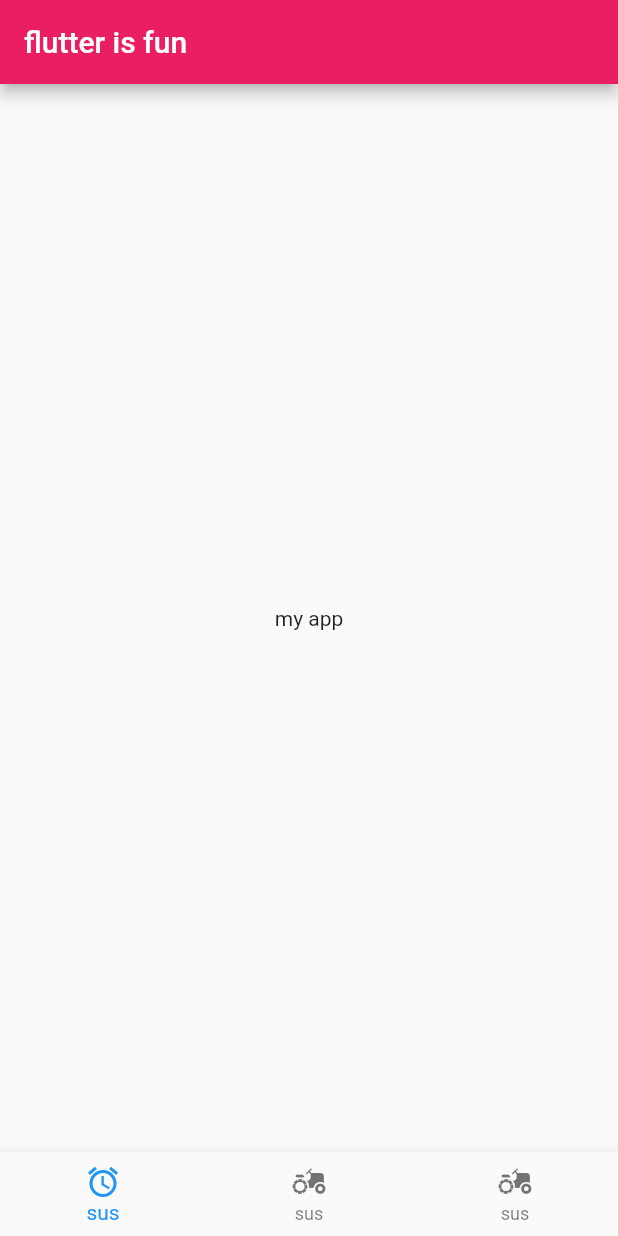
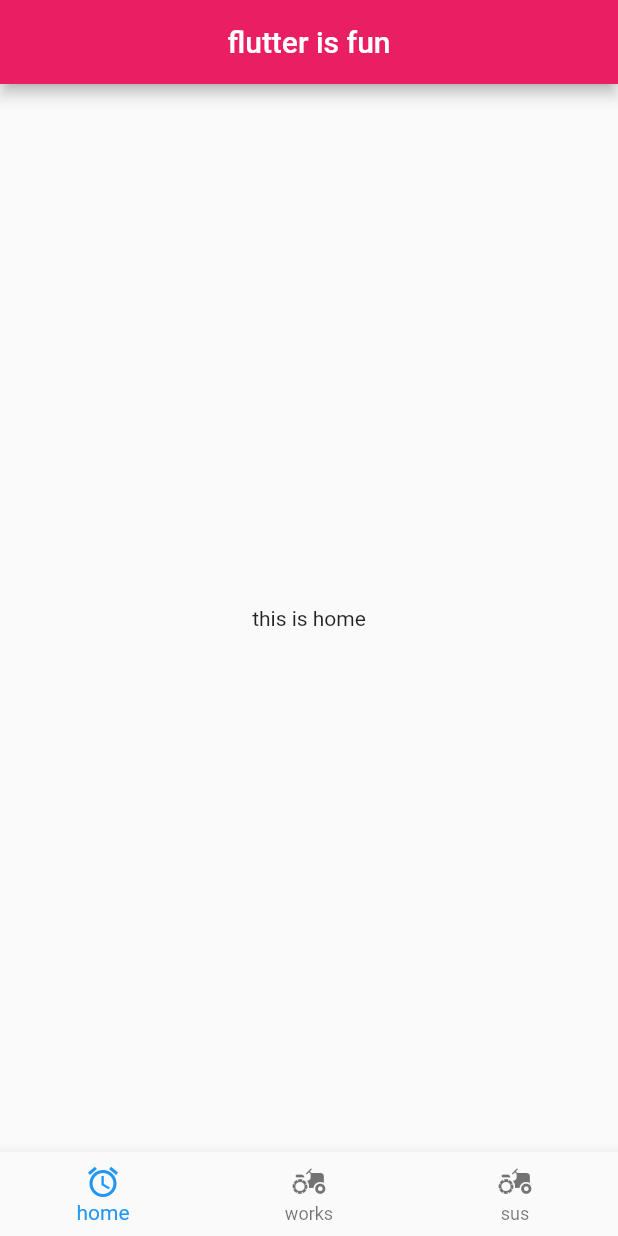
Before and after one commit to lukasbelay/flutter_app, a Flutter app: the screen it shows after launch, on a phone screen of 412 x 824 dp. Run offline on Flutter 3.47's test engine with Material 2 defaults, Android fonts, the phone set to English and light mode, and no system bars.

Commit message:
added page navigation

```diff
--- a/lib/main.dart
+++ b/lib/main.dart
@@ -1,34 +1,48 @@
 import 'package:flutter/material.dart';
+import 'page/Home_Page.dart';
+import 'page/sus.dart';
+import 'page/Works_Page.dart';
 
 void main() {
-  runApp(MyApp());
+  runApp(const MyApp());
 }
 
-class MyApp extends StatelessWidget {
+class MyApp extends StatefulWidget {
   const MyApp({Key? key}) : super(key: key);
+
+  @override
+  State<MyApp> createState() => _MyAppState();
+}
+
+class _MyAppState extends State<MyApp> {
+  int currentIndex = 0;
+  final screens = [
+    const HomePage(),
+    const WorksPage(),
+    const Sus(),
+  ];
 
   @override
   Widget build(BuildContext context) {
     return MaterialApp(
       home: Scaffold(
         appBar: AppBar(
-          backgroundColor: Colors.pink,
-          title: const Text("flutter is fun"),
-        ),
-        body: Center(
-          child: Container(
-            child: Text('my app'),
-          ),
-        ),
+            backgroundColor: Colors.pink,
+            title: const Center(
+              child: Text("flutter is fun"),
+            )),
+        body: screens[currentIndex],
         bottomNavigationBar: BottomNavigationBar(
+          currentIndex: currentIndex,
+          onTap: (index) => setState(() => currentIndex = index),
           items: const [
             BottomNavigationBarItem(
                 icon: Icon(Icons.access_alarm),
-                label: 'sus',
+                label: 'home',
                 backgroundColor: Colors.amber),
             BottomNavigationBarItem(
                 icon: Icon(Icons.agriculture),
-                label: 'sus',
+                label: 'works',
                 backgroundColor: Color.fromARGB(255, 143, 110, 9)),
             BottomNavigationBarItem(
                 icon: Icon(Icons.agriculture), label: 'sus'),
--- /dev/null
+++ b/lib/page/Home_Page.dart
@@ -0,0 +1,10 @@
+import 'package:flutter/material.dart';
+
+class HomePage extends StatelessWidget {
+  const HomePage({Key? key}) : super(key: key);
+
+  @override
+  Widget build(BuildContext context) => const Scaffold(
+        body: Center(child: Text("this is home")),
+      );
+}
```
Also changed, not shown: lib/page/Works_Page.dart (added, +10 -0 lines), lib/page/sus.dart (added, +10 -0 lines).
